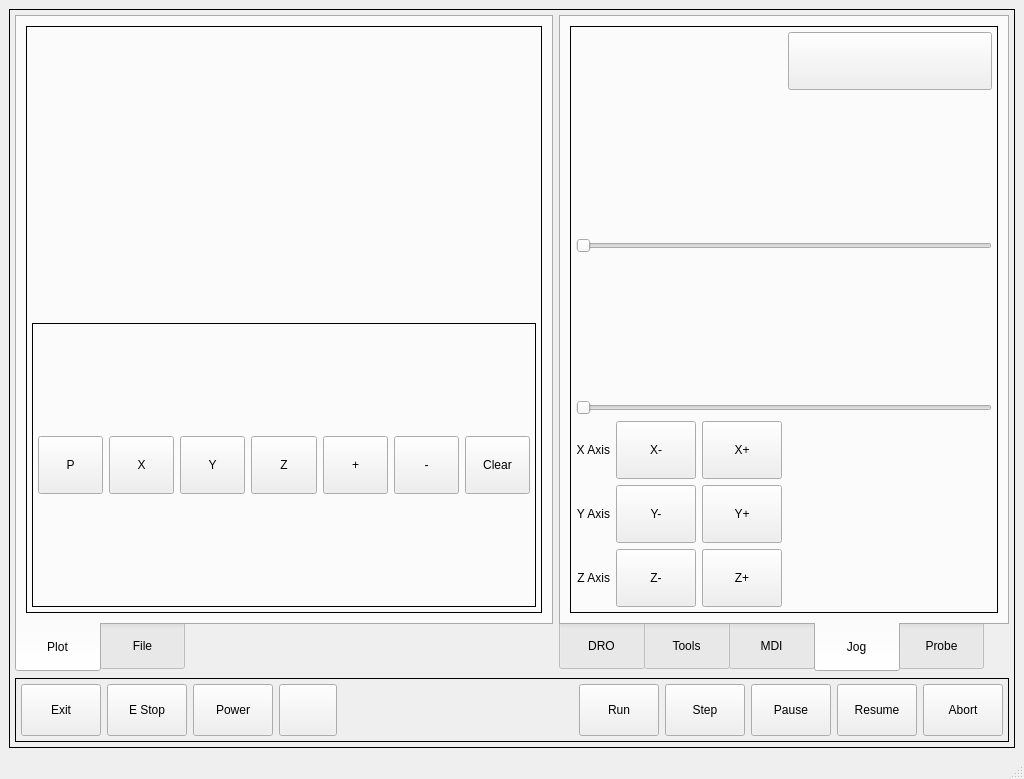
The window that bp_touch/ui/mainwindow.ui (jethornton/bp_touch) describes before a commit, drawn with Qt 5.
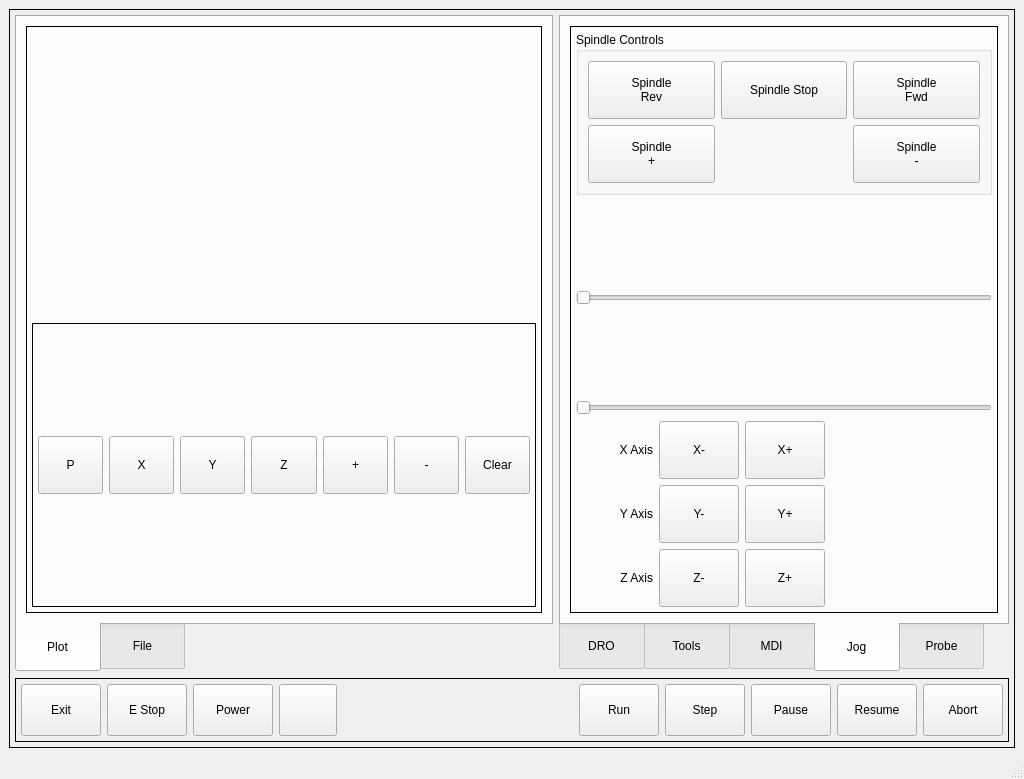
The same window after the commit. The open tabs and pages were chosen to show the change. Custom widgets are drawn as their Qt base class.

Commit message: add spindle controls

What changed in the file:
```diff
--- a/bp_touch/ui/mainwindow.ui
+++ b/bp_touch/ui/mainwindow.ui
@@ -380,7 +380,7 @@
           <enum>QTabWidget::South</enum>
          </property>
          <property name="currentIndex">
-          <number>0</number>
+          <number>3</number>
          </property>
          <widget class="QWidget" name="tab">
           <attribute name="title">
@@ -1790,19 +1790,6 @@
                 </property>
                </widget>
               </item>
-              <item row="7" column="3">
-               <spacer name="horizontalSpacer_3">
-                <property name="orientation">
-                 <enum>Qt::Horizontal</enum>
-                </property>
-                <property name="sizeHint" stdset="0">
-                 <size>
-                  <width>40</width>
-                  <height>20</height>
-                 </size>
-                </property>
-               </spacer>
-              </item>
               <item row="6" column="1">
                <widget class="ActionButton" name="actionbutton_12">
                 <property name="text">
@@ -1833,7 +1820,7 @@
                 </property>
                </widget>
               </item>
-              <item row="4" column="0" colspan="4">
+              <item row="4" column="0" colspan="5">
                <widget class="ActionSlider" name="actionslider">
                 <property name="orientation">
                  <enum>Qt::Horizontal</enum>
@@ -1843,27 +1830,27 @@
                 </property>
                </widget>
               </item>
-              <item row="1" column="3">
+              <item row="1" column="4">
                <widget class="StatusLabel" name="statuslabel_22">
                 <property name="alignment">
-                 <set>Qt::AlignRight|Qt::AlignTrailing|Qt::AlignVCenter</set>
+                 <set>Qt::AlignCenter</set>
                 </property>
                 <property name="rules" stdset="0">
-                 <string>[{&quot;channels&quot;: [{&quot;url&quot;: &quot;status:feedrate&quot;, &quot;trigger&quot;: true}], &quot;property&quot;: &quot;Text&quot;, &quot;expression&quot;: &quot;'Rapid Rate ' + str(ch[0]*100) + '%'&quot;, &quot;name&quot;: &quot;Feed Override&quot;}]</string>
+                 <string>[{&quot;channels&quot;: [{&quot;url&quot;: &quot;status:feedrate&quot;, &quot;trigger&quot;: true}], &quot;property&quot;: &quot;Text&quot;, &quot;expression&quot;: &quot;'Rapid Rate\\n' + str(ch[0]*100) + '%'&quot;, &quot;name&quot;: &quot;Feed Override&quot;}]</string>
                 </property>
                </widget>
               </item>
-              <item row="3" column="3">
+              <item row="3" column="4">
                <widget class="StatusLabel" name="statuslabel_23">
                 <property name="alignment">
-                 <set>Qt::AlignRight|Qt::AlignTrailing|Qt::AlignVCenter</set>
+                 <set>Qt::AlignCenter</set>
                 </property>
                 <property name="rules" stdset="0">
-                 <string>[{&quot;channels&quot;: [{&quot;url&quot;: &quot;status:rapidrate&quot;, &quot;trigger&quot;: true}], &quot;property&quot;: &quot;Text&quot;, &quot;expression&quot;: &quot;'Feed Rate ' + str(ch[0]*100) + '%'&quot;, &quot;name&quot;: &quot;Rapid Rate&quot;}]</string>
+                 <string>[{&quot;channels&quot;: [{&quot;url&quot;: &quot;status:rapidrate&quot;, &quot;trigger&quot;: true}], &quot;property&quot;: &quot;Text&quot;, &quot;expression&quot;: &quot;'Feed Rate\\n' + str(ch[0]*100) + '%'&quot;, &quot;name&quot;: &quot;Rapid Rate&quot;}]</string>
                 </property>
                </widget>
               </item>
-              <item row="2" column="0" colspan="4">
+              <item row="2" column="0" colspan="5">
                <widget class="ActionSlider" name="actionslider_2">
                 <property name="orientation">
                  <enum>Qt::Horizontal</enum>
@@ -1873,8 +1860,78 @@
                 </property>
                </widget>
               </item>
-              <item row="0" column="3">
-               <widget class="SubCallButton" name="subcallbutton"/>
+              <item row="0" column="0" colspan="5">
+               <widget class="QGroupBox" name="gridGroupBox">
+                <property name="title">
+                 <string>Spindle Controls</string>
+                </property>
+                <layout class="QGridLayout" name="gridLayout_22">
+                 <item row="0" column="2">
+                  <widget class="ActionButton" name="actionbutton_7">
+                   <property name="text">
+                    <string>Spindle
+Fwd</string>
+                   </property>
+                   <property name="actionName" stdset="0">
+                    <string>spindle.forward</string>
+                   </property>
+                  </widget>
+                 </item>
+                 <item row="0" column="0">
+                  <widget class="ActionButton" name="actionbutton_16">
+                   <property name="text">
+                    <string>Spindle
+Rev</string>
+                   </property>
+                   <property name="actionName" stdset="0">
+                    <string>spindle.reverse</string>
+                   </property>
+                  </widget>
+                 </item>
+                 <item row="1" column="2">
+                  <widget class="ActionButton" name="actionbutton_18">
+                   <property name="text">
+                    <string>Spindle
+-</string>
+                   </property>
+                   <property name="actionName" stdset="0">
+                    <string>spindle.slower</string>
+                   </property>
+                  </widget>
+                 </item>
+                 <item row="1" column="0">
+                  <widget class="ActionButton" name="actionbutton_17">
+                   <property name="text">
+                    <string>Spindle
++</string>
+                   </property>
+                   <property name="actionName" stdset="0">
+                    <string>spindle.faster</string>
+                   </property>
+                  </widget>
+                 </item>
+                 <item row="0" column="1">
+                  <widget class="ActionButton" name="actionbutton_19">
+                   <property name="text">
+                    <string>Spindle Stop</string>
+                   </property>
+                   <property name="actionName" stdset="0">
+                    <string>spindle.off</string>
+                   </property>
+                  </widget>
+                 </item>
+                 <item row="1" column="1">
+                  <widget class="StatusLabel" name="statuslabel_25">
+                   <property name="alignment">
+                    <set>Qt::AlignCenter</set>
+                   </property>
+                   <property name="rules" stdset="0">
+                    <string>[{&quot;channels&quot;: [{&quot;url&quot;: &quot;status:spindle[0].speed&quot;, &quot;trigger&quot;: true}], &quot;property&quot;: &quot;Text&quot;, &quot;expression&quot;: &quot;'{:.0f}'.format(ch[0])&quot;, &quot;name&quot;: &quot;Spindle Speed&quot;}]</string>
+                   </property>
+                  </widget>
+                 </item>
+                </layout>
+               </widget>
               </item>
              </layout>
             </widget>
@@ -2281,11 +2338,6 @@
    <header>qtpyvcp.widgets.display_widgets.gcode_backplot.gcode_backplot</header>
    <container>1</container>
   </customwidget>
-  <customwidget>
-   <class>SubCallButton</class>
-   <extends>QPushButton</extends>
-   <header>qtpyvcp.widgets.button_widgets.subcall_button</header>
-  </customwidget>
   <customwidget>
    <class>FileSystemTable</class>
    <extends>QTableView</extends>
```
